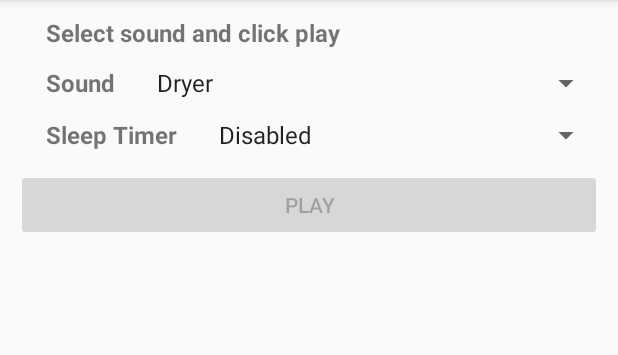
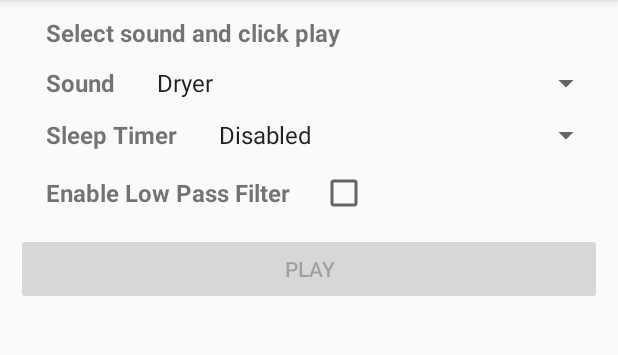
Before and after one commit to brarcher/baby-sleep-sounds, an Android app: the screen it shows after launch (MainActivity), on a phone screen of 412 x 824 dp, the part 84-439 px from its top. Run offline under Robolectric (Android 15) with nearby library versions, the phone set to English and light mode, and no system bars; libraries missing offline, so code that uses them is left out: com.github.hiteshsondhi88.libffmpeg; 2 statements that could not run were skipped.

Commit message:
Display lowpass filter options

```diff
--- a/app/src/main/java/protect/babysleepsounds/MainActivity.java
+++ b/app/src/main/java/protect/babysleepsounds/MainActivity.java
@@ -17,8 +17,12 @@ import android.view.View;
 import android.webkit.WebView;
 import android.widget.ArrayAdapter;
 import android.widget.Button;
+import android.widget.CheckBox;
+import android.widget.CompoundButton;
+import android.widget.SeekBar;
 import android.widget.Spinner;
 import android.widget.Toast;
+import android.widget.TextView;
 
 import com.google.common.collect.ImmutableMap;
 
@@ -42,6 +46,8 @@ public class MainActivity extends AppCompatActivity
     private MediaPlayer _mediaPlayer = null;
     private Timer _timer = null;
     private FFmpeg _ffmpeg;
+    private CheckBox _enableFilterSetting;
+    private SeekBar _filterCutoffFrequencySetting;
 
     @Override
     protected void onCreate(Bundle savedInstanceState)
@@ -152,6 +158,55 @@ public class MainActivity extends AppCompatActivity
             Log.d(TAG, "ffmpeg not supported", e);
             reportPlaybackUnsupported();
         }
+
+        final View filterFrequencyReadout = findViewById(R.id.filterFrequencyReadout);
+        final View filterFrequencyLayout = findViewById(R.id.filterFrequencyLayout);
+        _enableFilterSetting = (CheckBox)findViewById(R.id.enableFilter);
+        _enableFilterSetting.setOnCheckedChangeListener(new CompoundButton.OnCheckedChangeListener()
+        {
+            @Override
+            public void onCheckedChanged(CompoundButton buttonView, boolean isChecked)
+            {
+                filterFrequencyLayout.setVisibility(isChecked ? View.VISIBLE : View.GONE);
+                filterFrequencyReadout.setVisibility(isChecked ? View.VISIBLE : View.GONE);
+            }
+        });
+
+        _filterCutoffFrequencySetting = (SeekBar)findViewById(R.id.filterFrequencyBar);
+        _filterCutoffFrequencySetting.setOnSeekBarChangeListener(new SeekBar.OnSeekBarChangeListener()
+        {
+            @Override
+            public void onProgressChanged(SeekBar seekBar, int progress, boolean fromUser)
+            {
+                updateFrequencyReadout(progress);
+            }
+
+            @Override
+            public void onStartTrackingTouch(SeekBar seekBar)
+            {
+                // Nothing to do
+            }
+
+            @Override
+            public void onStopTrackingTouch(SeekBar seekBar)
+            {
+                // Nothing to do
+            }
+        });
+
+        // Set initial value
+        updateFrequencyReadout(_filterCutoffFrequencySetting.getProgress());
+    }
+
+    /**
+     * Update the TextView containing the frequency to the given value
+     * @param frequency value to update the field with
+     */
+    private void updateFrequencyReadout(int frequency)
+    {
+        final TextView filterFrequency = (TextView) findViewById(R.id.filterFrequencyText);
+        String readout = String.format(getString(R.string.filterCutoff), frequency);
+        filterFrequency.setText(readout);
     }
 
     /**
--- a/app/src/main/res/layout/activity_main.xml
+++ b/app/src/main/res/layout/activity_main.xml
@@ -87,6 +87,66 @@
                     android:drawSelectorOnTop="true" />
             </LinearLayout>
 
+            <LinearLayout
+                android:orientation="vertical"
+                android:layout_width="fill_parent"
+                android:layout_height="wrap_content"
+                android:id="@+id/filterLayout">
+                <LinearLayout
+                    android:orientation="horizontal"
+                    android:padding="5.0dip"
+                    android:layout_width="fill_parent"
+                    android:layout_height="wrap_content">
+                    <TextView
+                        android:textSize="16.0sp"
+                        android:textStyle="bold"
+                        android:layout_gravity="center_vertical"
+                        android:paddingStart="20.0dip"
+                        android:paddingEnd="20.0dip"
+                        android:layout_width="wrap_content"
+                        android:layout_height="wrap_content"
+                        android:labelFor="@+id/enableFilter"
+                        android:text="@string/enableLowPassFilter" />
+                    <CheckBox
+                        android:layout_width="match_parent"
+                        android:layout_height="wrap_content"
+                        android:id="@+id/enableFilter"/>
+                </LinearLayout>
+                <LinearLayout
+                    android:orientation="horizontal"
+                    android:padding="5.0dip"
+                    android:layout_width="fill_parent"
+                    android:layout_height="wrap_content"
+                    android:id="@+id/filterFrequencyReadout"
+                    android:visibility="gone">
+                    <TextView
+                        android:textSize="16.0sp"
+                        android:textStyle="bold"
+                        android:layout_gravity="center_vertical"
+                        android:paddingStart="20.0dip"
+                        android:paddingEnd="20.0dip"
+                        android:layout_width="wrap_content"
+                        android:layout_height="wrap_content"
+                        android:labelFor="@+id/enableFilter"
+                        android:text="@string/filterCutoff"
+                        android:id="@+id/filterFrequencyText"/>
+                </LinearLayout>
+                <LinearLayout
+                    android:orientation="horizontal"
+                    android:padding="5.0dip"
+                    android:layout_width="fill_parent"
+                    android:layout_height="wrap_content"
+                    android:id="@+id/filterFrequencyLayout"
+                    android:visibility="gone">
+                    <SeekBar
+                        android:id="@+id/filterFrequencyBar"
+                        android:layout_width="fill_parent"
+                        android:layout_height="wrap_content"
+                        android:max="20000"
+                        android:progress="10000" />
+                </LinearLayout>
+            </LinearLayout>
+
             <LinearLayout android:orientation="horizontal"
                           android:padding="5.0dip"
                           android:layout_width="fill_parent"
--- a/app/src/main/res/values/strings.xml
+++ b/app/src/main/res/values/strings.xml
@@ -30,6 +30,9 @@
     <string name="waves">Waves</string>
     <string name="whiteNoise">White Noise</string>
 
+    <string name="preparing">Preparing&#8230;</string>
+    <string name="enableLowPassFilter">Enable Low Pass Filter</string>
+    <string name="filterCutoff">Filter cutoff: <xliff:g id="frequency">%d</xliff:g> Hz</string>
     <string name="playbackNotSupported">Playback now supported, see logs for details</string>
 
     <string name="about">About</string>
```
